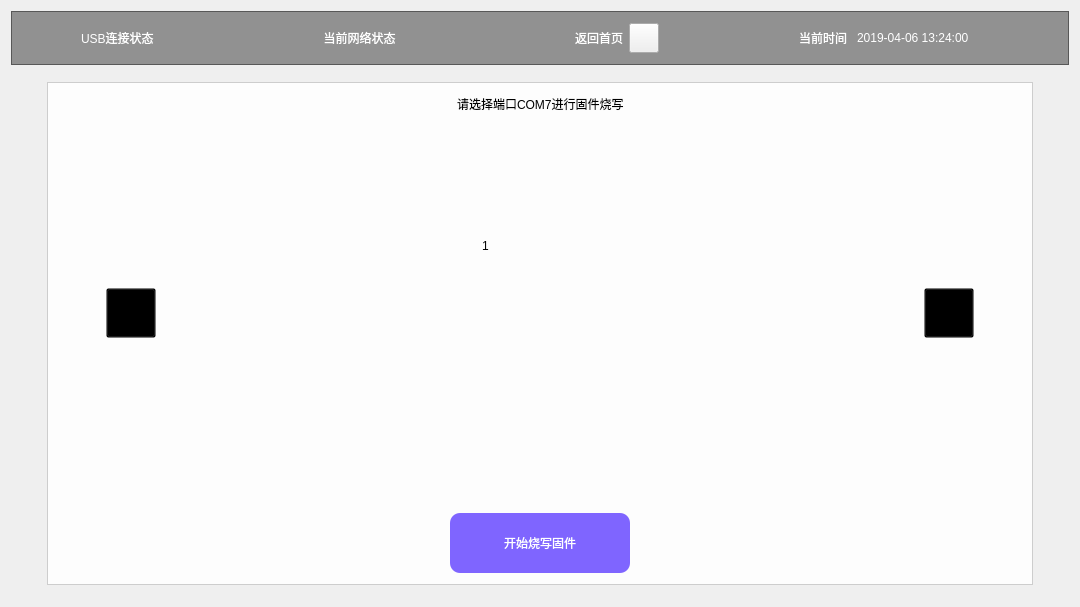
Before: the Qt Designer form housekeeperclient.ui in fangye945a/housekeeper_client, drawn with Qt 5.
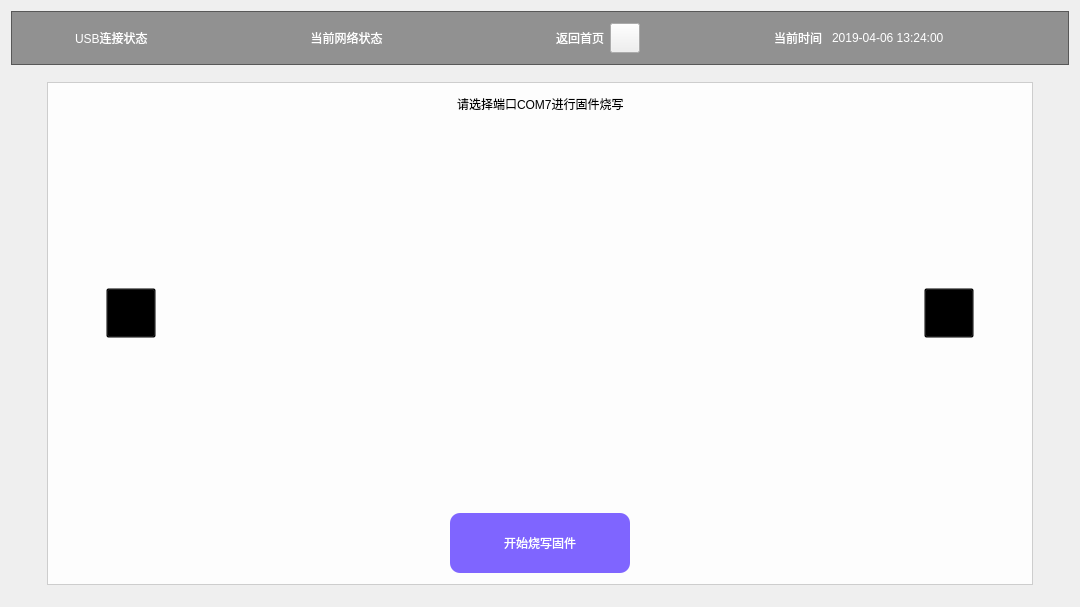
After: the same form once the commit is applied. The open tabs and pages were chosen to show the change. Icons and pictures are not drawn.

The edit to the form file:
```diff
--- a/housekeeperclient.ui
+++ b/housekeeperclient.ui
@@ -229,7 +229,7 @@
        </spacer>
       </item>
       <item>
-       <layout class="QHBoxLayout" name="horizontalLayout_5">
+       <layout class="QHBoxLayout" name="horizontalLayout_5" stretch="1,4">
         <item>
          <widget class="QLabel" name="label_3">
           <property name="styleSheet">
@@ -245,13 +245,13 @@
          <widget class="QLabel" name="now_time">
           <property name="minimumSize">
            <size>
-            <width>200</width>
+            <width>225</width>
             <height>30</height>
            </size>
           </property>
           <property name="maximumSize">
            <size>
-            <width>200</width>
+            <width>225</width>
             <height>30</height>
            </size>
           </property>
@@ -666,6 +666,12 @@
               </item>
               <item>
                <widget class="QStackedWidget" name="download_usage">
+                <property name="sizePolicy">
+                 <sizepolicy hsizetype="Preferred" vsizetype="Expanding">
+                  <horstretch>0</horstretch>
+                  <verstretch>0</verstretch>
+                 </sizepolicy>
+                </property>
                 <property name="styleSheet">
                  <string notr="true"/>
                 </property>
@@ -673,19 +679,56 @@
                  <number>0</number>
                 </property>
                 <widget class="QWidget" name="page_3">
-                 <widget class="QLabel" name="label_7">
-                  <property name="geometry">
-                   <rect>
-                    <x>320</x>
-                    <y>120</y>
-                    <width>54</width>
-                    <height>12</height>
-                   </rect>
-                  </property>
-                  <property name="text">
-                   <string>1</string>
-                  </property>
-                 </widget>
+                 <layout class="QHBoxLayout" name="horizontalLayout_15" stretch="1,11,1">
+                  <item>
+                   <spacer name="horizontalSpacer_16">
+                    <property name="orientation">
+                     <enum>Qt::Horizontal</enum>
+                    </property>
+                    <property name="sizeHint" stdset="0">
+                     <size>
+                      <width>50</width>
+                      <height>20</height>
+                     </size>
+                    </property>
+                   </spacer>
+                  </item>
+                  <item>
+                   <widget class="QLabel" name="label_7">
+                    <property name="sizePolicy">
+                     <sizepolicy hsizetype="Preferred" vsizetype="Expanding">
+                      <horstretch>0</horstretch>
+                      <verstretch>0</verstretch>
+                     </sizepolicy>
+                    </property>
+                    <property name="minimumSize">
+                     <size>
+                      <width>0</width>
+                      <height>0</height>
+                     </size>
+                    </property>
+                    <property name="styleSheet">
+                     <string notr="true">border-image: url(:/new/prefix1/pictures/setup1.jpg);</string>
+                    </property>
+                    <property name="text">
+                     <string/>
+                    </property>
+                   </widget>
+                  </item>
+                  <item>
+                   <spacer name="horizontalSpacer_17">
+                    <property name="orientation">
+                     <enum>Qt::Horizontal</enum>
+                    </property>
+                    <property name="sizeHint" stdset="0">
+                     <size>
+                      <width>50</width>
+                      <height>20</height>
+                     </size>
+                    </property>
+                   </spacer>
+                  </item>
+                 </layout>
                 </widget>
                 <widget class="QWidget" name="page_4">
                  <widget class="QLabel" name="label_6">
```
Left out of the diff: 141 changed lines with no effect on the pictures.
